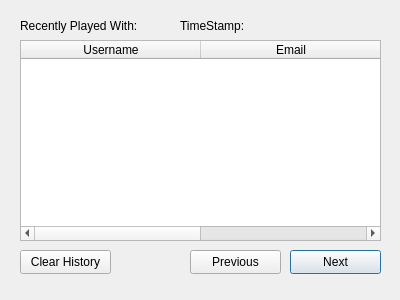
Before: the Qt Designer form TeamFinder/viewhistory.ui in TeamUp-Bummers/TeamFinder, drawn with Qt 5.
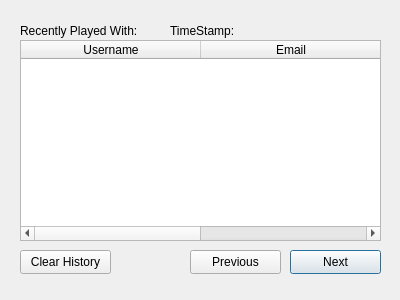
After: the same form once the commit is applied.

Commit message: New UI,Login & Register

Diff of the .ui file:
```diff
--- a/TeamFinder/viewhistory.ui
+++ b/TeamFinder/viewhistory.ui
@@ -17,9 +17,9 @@
    <property name="geometry">
     <rect>
      <x>20</x>
-     <y>10</y>
+     <y>20</y>
      <width>151</width>
-     <height>31</height>
+     <height>21</height>
     </rect>
    </property>
    <property name="text">
@@ -87,10 +87,10 @@
   <widget class="QLabel" name="label_2">
    <property name="geometry">
     <rect>
-     <x>180</x>
-     <y>10</y>
+     <x>170</x>
+     <y>20</y>
      <width>71</width>
-     <height>31</height>
+     <height>21</height>
     </rect>
    </property>
    <property name="text">
@@ -100,10 +100,10 @@
   <widget class="QLabel" name="timestamp">
    <property name="geometry">
     <rect>
-     <x>220</x>
-     <y>10</y>
-     <width>161</width>
-     <height>31</height>
+     <x>240</x>
+     <y>20</y>
+     <width>131</width>
+     <height>21</height>
     </rect>
    </property>
    <property name="text">
```
The commit also changes 5 other files.
